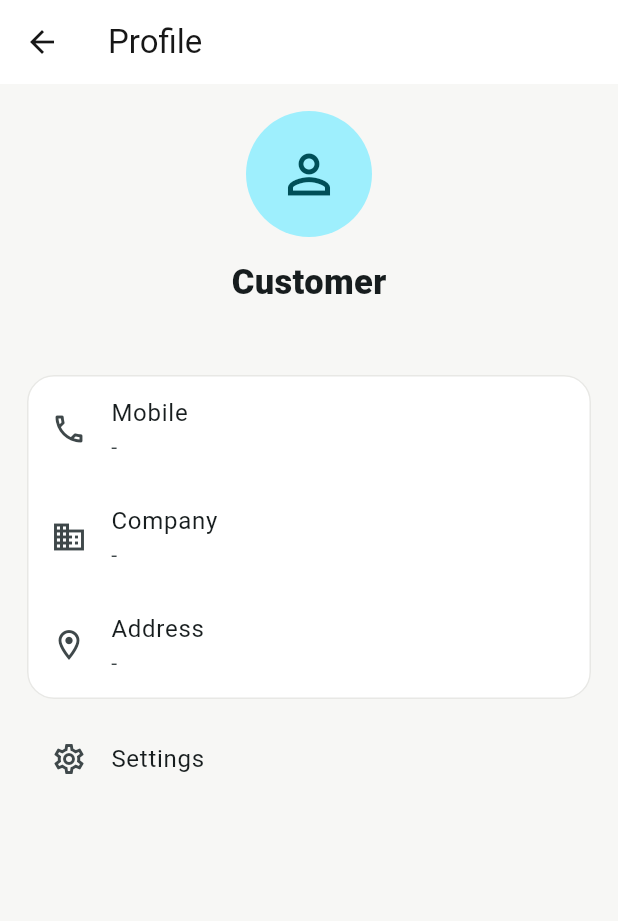
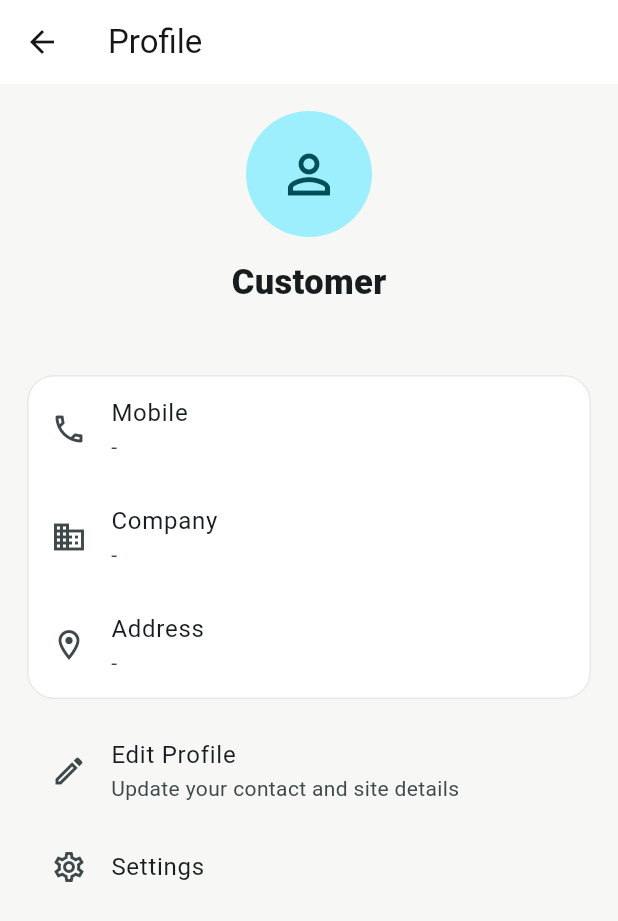
Before and after one commit to soham855/unique-market-service, a Flutter app: the ProfilePage screen opened directly, on a phone screen of 412 x 824 dp. Shown: the top 921 px of the screen. Run offline on Flutter 3.47's test engine with Material 3 defaults, Android fonts, the light colour scheme and no system bars; our stand-ins replace firebase_core, firebase_messaging, flutter_local_notifications, geolocator, image_picker, printing and 3 more; missing offline and left inert: flutter_background_geofencing; accounts and stored records are empty.

Commit message:
Connect Customer Profile edit action

```diff
--- a/flutter_app/lib/main.dart
+++ b/flutter_app/lib/main.dart
@@ -950,6 +950,7 @@ class _ProfilePageState extends State<ProfilePage>{
       ListTile(leading:const Icon(Icons.business_outlined),title:const Text('Company'),subtitle:Text(customer?['company_name']?.toString()??'-')),
       ListTile(leading:const Icon(Icons.location_on_outlined),title:const Text('Address'),subtitle:Text(customer?['address']?.toString()??'-'))
     ])),const SizedBox(height:12),
+    ListTile(leading:const Icon(Icons.edit_outlined),title:const Text('Edit Profile'),subtitle:const Text('Update your contact and site details'),onTap:()=>Navigator.push(context,MaterialPageRoute(builder:(_)=>const CustomerProfileEditPage()))),
     ListTile(leading:const Icon(Icons.settings_outlined),title:const Text('Settings'),onTap:()=>Navigator.push(context,MaterialPageRoute(builder:(_)=>const SettingsPage())))
   ]));
 }
```
